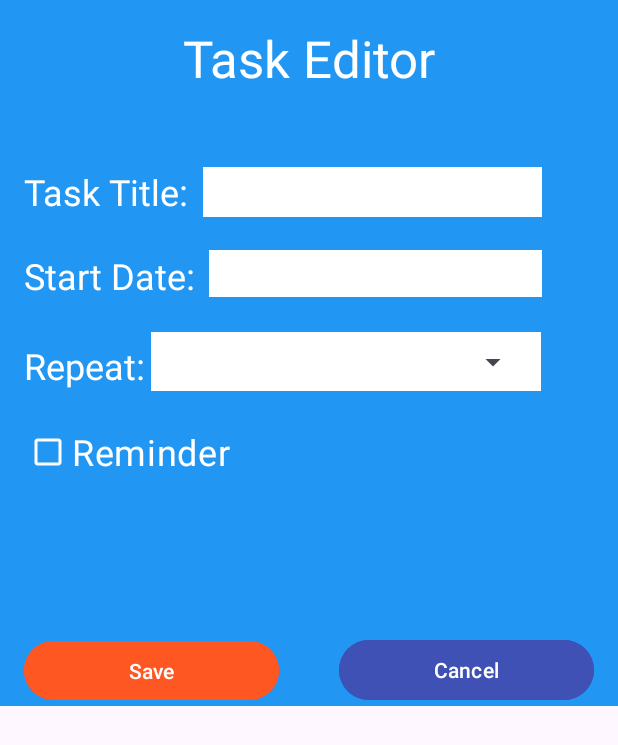
After one commit to hannah7703/CS2063Team5, an Android app: the layout dialog_create.xml on its own in the app's theme, with its tools: preview values and no code run, on a phone screen of 412 x 824 dp. The commit adds this screen. Shown: the top 745 px of the screen. Run offline under Robolectric (Android 15) with nearby library versions, the phone set to English and light mode, and no system bars.

Commit message:
Basic Task Creation Dialog

```diff
--- a/app/src/main/AndroidManifest.xml
+++ b/app/src/main/AndroidManifest.xml
@@ -37,6 +37,11 @@
             android:name=".TankActivity"
             android:exported="false">
         </activity>
+        <activity
+            android:name=".CreateTaskDialog"
+            android:exported="false"
+            android:theme="@style/Theme.CreateTask">
+        </activity>
     </application>
 
 </manifest>
--- /dev/null
+++ b/app/src/main/java/ca/unb/mobiledev/team5project/CreateTaskDialog.kt
@@ -0,0 +1,75 @@
+package ca.unb.mobiledev.team5project
+
+import android.os.Bundle
+import android.util.DisplayMetrics
+import android.view.View
+import android.widget.ArrayAdapter
+import android.widget.Button
+import android.widget.CheckBox
+import android.widget.RelativeLayout
+import android.widget.Spinner
+import android.widget.TextView
+import androidx.appcompat.app.AppCompatActivity
+import androidx.core.view.ViewCompat
+import androidx.core.view.WindowInsetsCompat
+
+
+class CreateTaskDialog : AppCompatActivity() {
+    override fun onCreate(savedInstanceState: Bundle?) {
+        super.onCreate(savedInstanceState)
+        setContentView(R.layout.dialog_create)
+        ViewCompat.setOnApplyWindowInsetsListener(findViewById(R.id.createDialog)) { v, insets ->
+            val systemBars = insets.getInsets(WindowInsetsCompat.Type.systemBars())
+            v.setPadding(systemBars.left, systemBars.top, systemBars.right, systemBars.bottom)
+            insets
+        }
+
+        val saveTaskButton = findViewById<Button>(R.id.SaveTask)
+        saveTaskButton.setOnClickListener{
+            finish()
+        }
+        val cancelTaskButton = findViewById<Button>(R.id.CancelTask)
+        cancelTaskButton.setOnClickListener{
+            finish()
+        }
+
+        val repeatDropDown = findViewById<Spinner>(R.id.RepeatDrop)
+        val adapter = ArrayAdapter.createFromResource(this, R.array.repeat_options, android.R.layout.simple_spinner_dropdown_item)
+        adapter.setDropDownViewResource(android.R.layout.simple_spinner_dropdown_item)
+        repeatDropDown.adapter = adapter
+
+        val timeDropDown = findViewById<Spinner>(R.id.timeSpinner)
+        val timeAdapter = ArrayAdapter.createFromResource(this, R.array.time, android.R.layout.simple_spinner_dropdown_item)
+        timeAdapter.setDropDownViewResource(android.R.layout.simple_spinner_dropdown_item)
+        timeDropDown.adapter = timeAdapter
+
+        val remindCheckBox = findViewById<CheckBox>(R.id.reminderCheckBox)
+        val reminderTime = findViewById<TextView>(R.id.DialogRemindTime)
+        val reminderHour = findViewById<TextView>(R.id.hour)
+        val reminderMinute = findViewById<TextView>(R.id.Minute)
+        val reminderColon = findViewById<TextView>(R.id.TimeColon)
+        val layout = findViewById<RelativeLayout>(R.id.relativeLayout2)
+        remindCheckBox.setOnClickListener{
+            if(remindCheckBox.isChecked){
+                reminderTime.visibility = View.VISIBLE
+                reminderHour.visibility = View.VISIBLE
+                reminderColon.visibility = View.VISIBLE
+                reminderMinute.visibility = View.VISIBLE
+                timeDropDown.visibility = View.VISIBLE
+                layout.visibility = View.VISIBLE
+            } else {
+                reminderTime.visibility = View.INVISIBLE
+                reminderHour.visibility = View.INVISIBLE
+                reminderColon.visibility = View.INVISIBLE
+                reminderMinute.visibility = View.INVISIBLE
+                timeDropDown.visibility = View.INVISIBLE
+                layout.visibility = View.INVISIBLE
+            }
+        }
+    }
+
+    companion object {
+        // String for LogCat documentation
+        const val TAG = "Create Task"
+    }
+}
--- a/app/src/main/java/ca/unb/mobiledev/team5project/TaskActivity.kt
+++ b/app/src/main/java/ca/unb/mobiledev/team5project/TaskActivity.kt
@@ -4,6 +4,7 @@ import android.content.ActivityNotFoundException
 import android.content.Intent
 import android.os.Bundle
 import android.util.Log
+import android.widget.Button
 import androidx.activity.enableEdgeToEdge
 import androidx.appcompat.app.AppCompatActivity
 import androidx.core.view.ViewCompat
@@ -65,6 +66,16 @@ class TaskActivity : AppCompatActivity() {
 
             return@setOnItemSelectedListener true
         }
+
+        val createTaskButton = findViewById<Button>(R.id.createTaskBtn)
+        createTaskButton.setOnClickListener {
+           val intent = Intent(this, CreateTaskDialog::class.java)
+            try {
+                startActivity(intent)
+            } catch (ex: ActivityNotFoundException) {
+                Log.e(TAG, "Unable to start the activity")
+            }
+        }
     }
 
     override fun onResume() {
--- a/app/src/main/res/layout/activity_tasks.xml
+++ b/app/src/main/res/layout/activity_tasks.xml
@@ -105,7 +105,7 @@
         app:layout_constraintEnd_toEndOf="parent"
         app:layout_constraintStart_toStartOf="parent"
         app:layout_constraintTop_toBottomOf="@+id/taskPageBanner"
-        android:layout_marginVertical="16dp"/>
+        android:layout_marginVertical="75dp"/>
 
     <CheckBox
         android:id="@+id/checkBox1"
@@ -204,5 +204,18 @@
         app:layout_constraintTop_toBottomOf="@+id/checkBox8"
         android:layout_marginVertical="16dp"/>
 
+    <Button
+        android:id="@+id/createTaskBtn"
+        android:layout_width="379dp"
+        android:layout_height="51dp"
+        android:layout_marginStart="16dp"
+        android:layout_marginTop="8dp"
+        android:layout_marginEnd="16dp"
+        android:backgroundTint="#FF5722"
+        android:text="+ Create a New Task"
+        app:layout_constraintEnd_toEndOf="parent"
+        app:layout_constraintStart_toStartOf="parent"
+        app:layout_constraintTop_toBottomOf="@+id/taskPageBanner" />
+
 
 </androidx.constraintlayout.widget.ConstraintLayout>
--- /dev/null
+++ b/app/src/main/res/layout/dialog_create.xml
@@ -0,0 +1,218 @@
+<?xml version="1.0" encoding="utf-8"?>
+<androidx.constraintlayout.widget.ConstraintLayout xmlns:android="http://schemas.android.com/apk/res/android"
+    xmlns:app="http://schemas.android.com/apk/res-auto"
+    xmlns:tools="http://schemas.android.com/tools"
+    android:id="@+id/createDialog"
+    android:layout_width="match_parent"
+    android:layout_height="wrap_content"
+    android:background="#2196F3"
+    android:backgroundTintMode="add"
+    android:visibility="visible"
+    tools:context=".CreateTaskDialog">
+
+    <TextView
+        android:id="@+id/CreateDialogTitle"
+        android:layout_width="256dp"
+        android:layout_height="53dp"
+        android:layout_marginStart="77dp"
+        android:layout_marginTop="16dp"
+        android:layout_marginEnd="78dp"
+        android:text="Task Editor"
+        android:textAlignment="center"
+        android:textColor="#FFFFFF"
+        android:textSize="34sp"
+        app:layout_constraintEnd_toEndOf="parent"
+        app:layout_constraintStart_toStartOf="parent"
+        app:layout_constraintTop_toTopOf="parent" />
+
+    <TextView
+        android:id="@+id/DialogTaskTitle"
+        android:layout_width="wrap_content"
+        android:layout_height="wrap_content"
+        android:layout_marginStart="16dp"
+        android:layout_marginTop="42dp"
+        android:text="Task Title:"
+        android:textColor="#FFFFFF"
+        android:textSize="24sp"
+        app:layout_constraintStart_toStartOf="parent"
+        app:layout_constraintTop_toBottomOf="@+id/CreateDialogTitle" />
+
+    <TextView
+        android:id="@+id/DialogStartDate"
+        android:layout_width="wrap_content"
+        android:layout_height="wrap_content"
+        android:layout_marginStart="16dp"
+        android:layout_marginTop="23dp"
+        android:text="Start Date:"
+        android:textColor="#FFFFFF"
+        android:textSize="24sp"
+        app:layout_constraintStart_toStartOf="parent"
+        app:layout_constraintTop_toBottomOf="@+id/DialogTaskTitle" />
+
+    <TextView
+        android:id="@+id/DialogRepeat"
+        android:layout_width="wrap_content"
+        android:layout_height="wrap_content"
+        android:layout_marginStart="16dp"
+        android:layout_marginTop="27dp"
+        android:text="Repeat:"
+        android:textColor="#FFFFFF"
+        android:textSize="24sp"
+        app:layout_constraintStart_toStartOf="parent"
+        app:layout_constraintTop_toBottomOf="@+id/DialogStartDate" />
+
+    <TextView
+        android:id="@+id/DialogRemindTime"
+        android:layout_width="wrap_content"
+        android:layout_height="wrap_content"
+        android:layout_marginStart="16dp"
+        android:layout_marginTop="27dp"
+        android:text="Reminder Time:"
+        android:textColor="#FFFFFF"
+        android:textSize="24sp"
+        android:visibility="invisible"
+        app:layout_constraintStart_toStartOf="parent"
+        app:layout_constraintTop_toBottomOf="@+id/reminderCheckBox" />
+
+    <CheckBox
+        android:id="@+id/reminderCheckBox"
+        android:layout_width="wrap_content"
+        android:layout_height="wrap_content"
+        android:layout_marginStart="16dp"
+        android:layout_marginTop="17dp"
+        android:buttonTint="#FFFFFF"
+        android:shadowColor="#FFFFFF"
+        android:text="Reminder"
+        android:textColor="#FFFFFF"
+        android:textSize="24sp"
+        app:layout_constraintStart_toStartOf="parent"
+        app:layout_constraintTop_toBottomOf="@+id/DialogRepeat" />
+
+    <Button
+        android:id="@+id/SaveTask"
+        android:layout_width="170dp"
+        android:layout_height="47dp"
+        android:layout_marginStart="16dp"
+        android:layout_marginTop="38dp"
+        android:backgroundTint="#FF5722"
+        android:text="Save"
+        android:textColor="#FFFFFF"
+        app:layout_constraintBottom_toBottomOf="parent"
+        app:layout_constraintStart_toStartOf="parent"
+        app:layout_constraintTop_toBottomOf="@+id/DialogRemindTime"
+        app:layout_constraintVertical_bias="1.0" />
+
+    <Button
+        android:id="@+id/CancelTask"
+        android:layout_width="170dp"
+        android:layout_height="48dp"
+        android:layout_marginEnd="16dp"
+        android:backgroundTint="#3F51B5"
+        android:text="Cancel"
+        android:textColor="#FFFFFF"
+        app:layout_constraintBottom_toBottomOf="parent"
+        app:layout_constraintEnd_toEndOf="parent" />
+
+    <RelativeLayout
+        android:id="@+id/relativeLayout"
+        android:layout_width="260dp"
+        android:layout_height="39dp"
+        android:layout_marginStart="4dp"
+        android:layout_marginTop="21dp"
+        android:background="#FFFFFF"
+        android:padding="8dp"
+        app:layout_constraintStart_toEndOf="@+id/DialogRepeat"
+        app:layout_constraintTop_toBottomOf="@+id/DialogStartDate">
+        <Spinner
+            android:id="@+id/RepeatDrop"
+            android:layout_width="249dp"
+            android:layout_height="wrap_content"
+            android:textSize="24sp" />
+    </RelativeLayout>
+
+    <EditText
+        android:id="@+id/TaskTitleEdit"
+        android:layout_width="226dp"
+        android:layout_height="33dp"
+        android:layout_marginStart="9dp"
+        android:layout_marginTop="42dp"
+        android:background="#FFFFFF"
+        android:backgroundTint="#FFFFFF"
+        android:ems="10"
+        android:inputType="text"
+        android:textColor="#000000"
+        app:layout_constraintStart_toEndOf="@+id/DialogTaskTitle"
+        app:layout_constraintTop_toBottomOf="@+id/CreateDialogTitle" />
+
+    <EditText
+        android:id="@+id/editTextDate"
+        android:layout_width="222dp"
+        android:layout_height="31dp"
+        android:layout_marginStart="9dp"
+        android:layout_marginTop="22dp"
+        android:background="#FFFFFF"
+        android:backgroundTint="#FFFFFF"
+        android:ems="10"
+        android:inputType="date"
+        android:textColor="#000000"
+        app:layout_constraintStart_toEndOf="@+id/DialogStartDate"
+        app:layout_constraintTop_toBottomOf="@+id/TaskTitleEdit" />
+
+    <EditText
+        android:id="@+id/hour"
+        android:layout_width="31dp"
+        android:layout_height="33dp"
+        android:layout_marginStart="12dp"
+        android:layout_marginTop="76dp"
+        android:background="#FFFFFF"
+        android:backgroundTint="#FFFFFF"
+        android:ems="10"
+        android:inputType="number"
+        android:visibility="invisible"
+        app:layout_constraintStart_toEndOf="@+id/DialogRemindTime"
+        app:layout_constraintTop_toBottomOf="@+id/relativeLayout" />
+
+    <TextView
+        android:id="@+id/TimeColon"
+        android:layout_width="wrap_content"
+        android:layout_height="wrap_content"
+        android:layout_marginTop="76dp"
+        android:text=":"
+        android:textColor="#FFFFFF"
+        android:textSize="24sp"
+        android:visibility="invisible"
+        app:layout_constraintStart_toEndOf="@+id/hour"
+        app:layout_constraintTop_toBottomOf="@+id/relativeLayout" />
+
+    <EditText
+        android:id="@+id/Minute"
+        android:layout_width="32dp"
+        android:layout_height="33dp"
+        android:layout_marginTop="76dp"
+        android:background="#FFFFFF"
+        android:backgroundTint="#FFFFFF"
+        android:ems="10"
+        android:inputType="number"
+        android:visibility="invisible"
+        app:layout_constraintStart_toEndOf="@+id/TimeColon"
+        app:layout_constraintTop_toBottomOf="@+id/relativeLayout" />
+
+    <RelativeLayout
+        android:id="@+id/relativeLayout2"
+        android:layout_width="113dp"
+        android:layout_height="39dp"
+        android:layout_marginStart="9dp"
+        android:layout_marginTop="76dp"
+        android:background="#FFFFFF"
+        android:padding="8dp"
+        android:visibility="invisible"
+        app:layout_constraintStart_toEndOf="@+id/Minute"
+        app:layout_constraintTop_toBottomOf="@+id/relativeLayout">
+        <Spinner
+            android:id="@+id/timeSpinner"
+            android:layout_width="97dp"
+            android:layout_height="wrap_content"
+            android:visibility="invisible"/>
+    </RelativeLayout>
+
+</androidx.constraintlayout.widget.ConstraintLayout>
--- a/app/src/main/res/values/colors.xml
+++ b/app/src/main/res/values/colors.xml
@@ -2,4 +2,5 @@
 <resources>
     <color name="black">#FF000000</color>
     <color name="white">#FFFFFFFF</color>
+    <color name="orange">#F96d16</color>
 </resources>
--- a/app/src/main/res/values/strings.xml
+++ b/app/src/main/res/values/strings.xml
@@ -1,3 +1,13 @@
 <resources>
     <string name="app_name">Fill Your Tank</string>
+    <string-array name="repeat_options">
+        <item>One Time Task</item>
+        <item>Repeat Daily</item>
+        <item>Repeat Weekly</item>
+        <item>Repeat Monthly</item>
+    </string-array>
+    <string-array name="time">
+        <item>AM</item>
+        <item>PM</item>
+    </string-array>
 </resources>
--- a/app/src/main/res/values/themes.xml
+++ b/app/src/main/res/values/themes.xml
@@ -4,6 +4,10 @@
         <!-- Customize your light theme here. -->
         <!-- <item name="colorPrimary">@color/my_light_primary</item> -->
     </style>
+    <style name="Base.Theme.Dialog" parent="Theme.AppCompat.Light.Dialog">
+        <item name="windowNoTitle">true</item>
+    </style>
 
     <style name="Theme.MyApplication" parent="Base.Theme.MyApplication" />
+    <style name="Theme.CreateTask" parent="Base.Theme.Dialog" />
 </resources>
```
